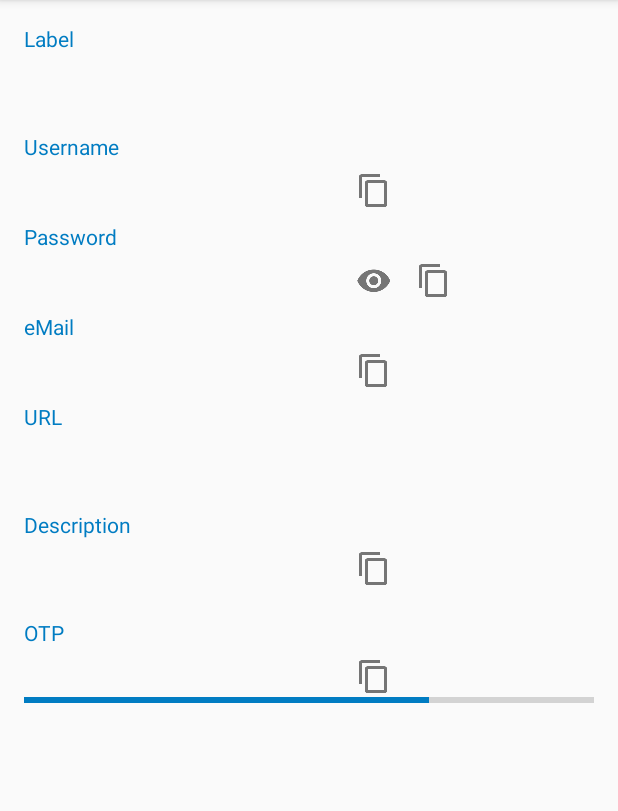
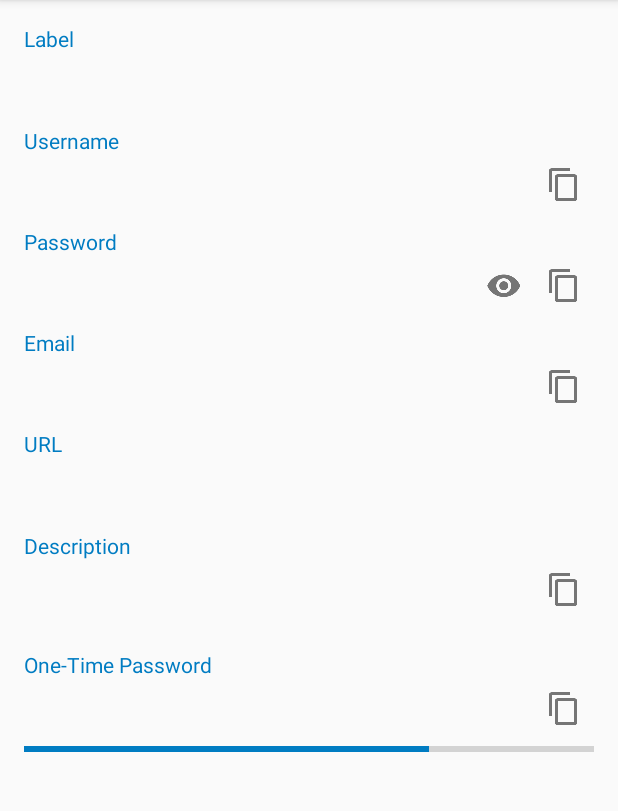
Before and after one commit to nextcloud/passman-android, an Android app: the fragment CredentialDisplay placed in its activity, on a phone screen of 412 x 824 dp, the part 84-895 px from its top. Run offline under Robolectric (Android 15) with nearby library versions, the light colour scheme and no system bars; our stand-ins replace ButterKnife; libraries missing offline, so code that uses them is left out: com.koushikdutta.async; 7 statements that could not run were skipped.

Commit message:
fixed copyTextItem layouting, plus eye enhancement and grey coloring

```diff
--- a/app/src/main/AndroidManifest.xml
+++ b/app/src/main/AndroidManifest.xml
@@ -5,13 +5,13 @@
     <application
         android:allowBackup="true"
         android:icon="@mipmap/ic_launcher"
-        android:label="@string/app_name"
+        android:label="Passman"
         android:supportsRtl="true"
         android:hardwareAccelerated="true"
         android:theme="@style/AppTheme">
         <activity
             android:name=".PasswordList"
-            android:label="@string/app_name"
+            android:label="Passman"
             android:theme="@style/AppTheme.NoActionBar">
             <intent-filter>
                 <action android:name="android.intent.action.MAIN" />
--- a/app/src/main/java/es/wolfi/app/passman/CopyTextItem.java
+++ b/app/src/main/java/es/wolfi/app/passman/CopyTextItem.java
@@ -1,8 +1,9 @@
 /**
  *  Passman Android App
  *
- * @copyright Copyright (c) 2016, Sander Brand (brantje@gmail.com)
- * @copyright Copyright (c) 2016, Marcos Zuriaga Miguel (wolfi@wolfi.es)
+ * @copyright Copyright (c) 2017, Andy Scherzinger
+ * @copyright Copyright (c) 2017, Sander Brand (brantje@gmail.com)
+ * @copyright Copyright (c) 2017, Marcos Zuriaga Miguel (wolfi@wolfi.es)
  * @license GNU AGPL version 3 or any later version
  *
  * This program is free software: you can redistribute it and/or modify
@@ -29,8 +30,8 @@ import android.graphics.Canvas;
 import android.support.design.widget.Snackbar;
 import android.text.InputType;
 import android.util.AttributeSet;
+import android.view.LayoutInflater;
 import android.view.View;
-import android.view.ViewGroup;
 import android.widget.ImageButton;
 import android.widget.LinearLayout;
 import android.widget.TextView;
@@ -67,8 +68,12 @@ public class CopyTextItem extends LinearLayout {
     }
 
     void initView() {
-        View v = inflate(getContext(), R.layout.fragment_copy_text_item, (ViewGroup) getParent());
-        addView(v);
+        setLayoutParams(new LayoutParams(LayoutParams.MATCH_PARENT, LayoutParams.WRAP_CONTENT));
+        setOrientation(HORIZONTAL);
+
+        LayoutInflater inflater = (LayoutInflater) getContext().getSystemService(Context.LAYOUT_INFLATER_SERVICE);
+        View v = inflater.inflate(R.layout.fragment_copy_text_item, this, true);
+
         ButterKnife.bind(this, v);
 
         setModeText();
@@ -108,9 +113,11 @@ public class CopyTextItem extends LinearLayout {
         switch (text.getInputType()) {
             case InputType.TYPE_CLASS_TEXT | InputType.TYPE_TEXT_VARIATION_PASSWORD:
                 text.setInputType(InputType.TYPE_CLASS_TEXT | InputType.TYPE_TEXT_VARIATION_VISIBLE_PASSWORD);
+                toggle.setImageDrawable(getResources().getDrawable(R.drawable.ic_eye_off_grey));
                 break;
             case InputType.TYPE_CLASS_TEXT | InputType.TYPE_TEXT_VARIATION_VISIBLE_PASSWORD:
                 text.setInputType(InputType.TYPE_CLASS_TEXT | InputType.TYPE_TEXT_VARIATION_PASSWORD);
+                toggle.setImageDrawable(getResources().getDrawable(R.drawable.ic_eye_grey));
                 break;
         }
     }
--- a/app/src/main/res/layout/fragment_copy_text_item.xml
+++ b/app/src/main/res/layout/fragment_copy_text_item.xml
@@ -19,20 +19,17 @@
     * along with this program.  If not, see <http://www.gnu.org/licenses/>.
     *
 -->
-<LinearLayout xmlns:android="http://schemas.android.com/apk/res/android"
-              xmlns:app="http://schemas.android.com/apk/res-auto"
-              xmlns:tools="http://schemas.android.com/tools"
-              android:layout_width="fill_parent"
-              android:layout_height="wrap_content"
-              android:orientation="horizontal">
+<merge xmlns:android="http://schemas.android.com/apk/res/android"
+       xmlns:app="http://schemas.android.com/apk/res-auto"
+       xmlns:tools="http://schemas.android.com/tools">
 
     <TextView
         android:id="@+id/copy_text_text"
+        style="@style/FormText"
         android:layout_width="0dp"
         android:layout_height="wrap_content"
         android:layout_gravity="center_vertical"
         android:layout_weight="1"
-        style="@style/FormText"
         android:ems="10"
         tools:text="USER/*****"/>
 
@@ -52,4 +49,4 @@
         android:layout_gravity="right"
         app:srcCompat="@drawable/ic_content_copy_grey"/>
 
-</LinearLayout>
+</merge>
--- a/app/src/main/res/layout/fragment_credential_display.xml
+++ b/app/src/main/res/layout/fragment_credential_display.xml
@@ -32,7 +32,6 @@
         android:paddingLeft="@dimen/activity_horizontal_margin"
         android:paddingRight="@dimen/activity_horizontal_margin"
         android:paddingTop="@dimen/activity_vertical_margin"
-        android:rowCount="7"
         tools:context="es.wolfi.app.passman.CredentialDisplay">
 
         <TextView
@@ -55,11 +54,11 @@
             android:layout_marginTop="12dp"
             android:text="@string/username"/>
 
-        <view
+        <es.wolfi.app.passman.CopyTextItem
             android:id="@+id/credential_user"
-            class="es.wolfi.app.passman.CopyTextItem"
             android:layout_width="match_parent"
-            android:layout_height="wrap_content"/>
+            android:layout_height="wrap_content"
+            android:paddingBottom="@dimen/standard_half_padding"/>
 
         <TextView
             style="@style/Label"
@@ -67,11 +66,11 @@
             android:layout_height="wrap_content"
             android:text="@string/password"/>
 
-        <view
+        <es.wolfi.app.passman.CopyTextItem
             android:id="@+id/credential_password"
-            class="es.wolfi.app.passman.CopyTextItem"
             android:layout_width="match_parent"
-            android:layout_height="wrap_content"/>
+            android:layout_height="wrap_content"
+            android:paddingBottom="@dimen/standard_half_padding"/>
 
         <TextView
             style="@style/Label"
@@ -79,11 +78,11 @@
             android:layout_height="wrap_content"
             android:text="@string/email"/>
 
-        <view
+        <es.wolfi.app.passman.CopyTextItem
             android:id="@+id/credential_email"
-            class="es.wolfi.app.passman.CopyTextItem"
             android:layout_width="match_parent"
-            android:layout_height="wrap_content"/>
+            android:layout_height="wrap_content"
+            android:paddingBottom="@dimen/standard_half_padding"/>
 
         <TextView
             style="@style/Label"
@@ -96,9 +95,9 @@
             style="@style/FormText"
             android:layout_width="match_parent"
             android:layout_height="wrap_content"
-            android:ems="10"
             android:inputType="textUri"
-            tools:text="www.example.com"/>
+            tools:text="www.example.com"
+            android:paddingBottom="@dimen/standard_half_padding"/>
 
         <TextView
             style="@style/Label"
@@ -108,11 +107,11 @@
             android:layout_marginTop="12dp"
             android:text="@string/description"/>
 
-        <view
+        <es.wolfi.app.passman.CopyTextItem
             android:id="@+id/credential_description"
-            class="es.wolfi.app.passman.CopyTextItem"
             android:layout_width="match_parent"
-            android:layout_height="wrap_content"/>
+            android:layout_height="wrap_content"
+            android:paddingBottom="@dimen/standard_half_padding"/>
 
         <TextView
             style="@style/Label"
@@ -122,20 +121,18 @@
             android:layout_marginTop="12dp"
             android:text="@string/otp"/>
 
-        <view
+        <es.wolfi.app.passman.CopyTextItem
             android:id="@+id/credential_otp"
-            class="es.wolfi.app.passman.CopyTextItem"
             android:layout_width="match_parent"
-            android:layout_height="wrap_content"/>
+            android:layout_height="wrap_content"
+            android:paddingBottom="@dimen/standard_half_padding"/>
 
         <ProgressBar
             android:id="@+id/credential_otp_progress"
             style="?android:attr/progressBarStyleHorizontal"
             android:layout_width="match_parent"
             android:layout_height="30dp"
-            android:layout_alignEnd="@+id/credential_otp"
-            android:layout_below="@id/credential_otp"
-            android:layout_marginTop="-20dp"
+            android:layout_marginTop="-16dp"
             android:max="3000"
             android:progress="1500"/>
     </LinearLayout>
--- a/app/src/main/res/values/dimens.xml
+++ b/app/src/main/res/values/dimens.xml
@@ -2,6 +2,7 @@
     <!-- Default screen margins, per the Android Design guidelines. -->
     <dimen name="activity_horizontal_margin">16dp</dimen>
     <dimen name="activity_vertical_margin">16dp</dimen>
+    <dimen name="standard_half_padding">8dp</dimen>
     <dimen name="fab_margin">16dp</dimen>
     <dimen name="text_margin">16dp</dimen>
 </resources>
--- a/app/src/main/res/values/strings.xml
+++ b/app/src/main/res/values/strings.xml
@@ -14,13 +14,13 @@
     <string name="unlock">Unlock</string>
     <string name="wrong_vault_pw">Wrong vault password</string>
     <string name="label">Label</string>
-    <string name="email">eMail</string>
+    <string name="email">Email</string>
     <string name="URL">URL</string>
     <string name="description">Description</string>
     <string name="copied_to_clipboard">Copied text to clipboard</string>
     <string name="vault_password">Vault password</string>
     <string name="vault_password_save">Save the vault password</string>
-    <string name="otp" translatable="false">OTP</string>
+    <string name="otp" translatable="false">One-Time Password</string>
     <string name="not_implemented_yet">Not implemented yet</string>
     <string name="created">Created:</string>
     <string name="last_accessed">Last accessed:</string>
--- a/app/src/main/res/values/styles.xml
+++ b/app/src/main/res/values/styles.xml
@@ -51,9 +51,9 @@
     </style>
 
     <style name="FormText" parent="TextAppearance.AppCompat.Medium">
-        <item name="android:textColor">@color/black</item>
-        <item name="android:paddingTop">8dp</item>
-        <item name="android:paddingBottom">8dp</item>
+        <item name="android:textColor">#333333</item>
+        <item name="android:paddingTop">4dp</item>
+        <item name="android:paddingBottom">@dimen/standard_half_padding</item>
     </style>
 
 </resources>
```
Also changed, not shown: app/src/main/res/drawable-hdpi/ic_eye_off_grey.png (added), app/src/main/res/drawable-mdpi/ic_eye_off_grey.png (added), app/src/main/res/drawable-xhdpi/ic_eye_off_grey.png (added), app/src/main/res/drawable-xxhdpi/ic_eye_off_grey.png (added), app/src/main/res/drawable-xxxhdpi/ic_eye_off_grey.png (added).
